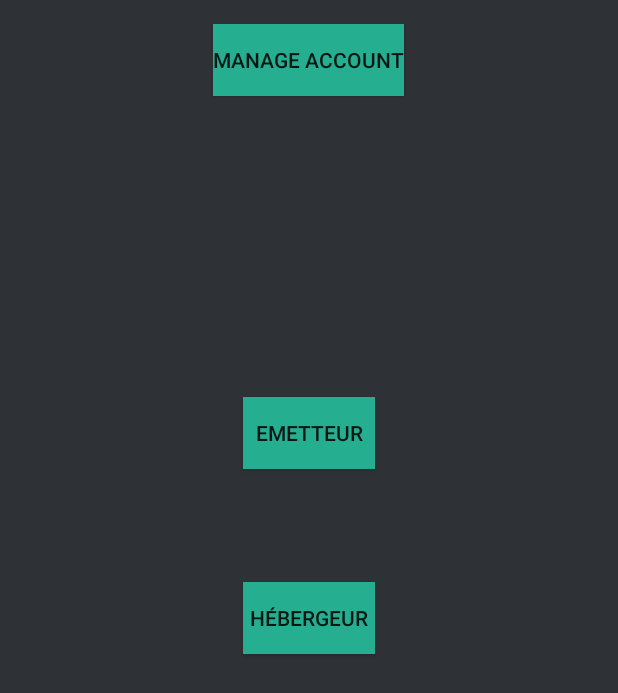
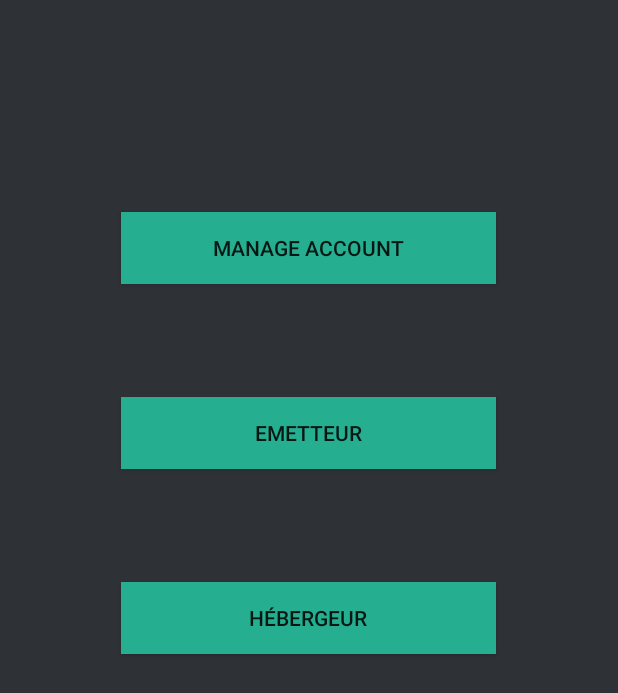
Before and after one commit to maximechareyron/ShareMusic, an Android app: the screen it shows after launch once a user with an empty profile is signed in (MainActivity), on a phone screen of 412 x 824 dp. Shown: the top 693 px of the screen. Run offline under Robolectric (Android 15) with nearby library versions, the phone set to English and light mode, and no system bars; our stand-ins replace Firebase (no records; nobody signed in at launch, a user with empty details on screens opened directly).

Commit message:
modification activity_main

```diff
--- a/app/src/main/res/layout/activity_main.xml
+++ b/app/src/main/res/layout/activity_main.xml
@@ -18,7 +18,9 @@
         android:layout_above="@+id/hebergeur"
         android:layout_centerHorizontal="true"
         android:background="@color/bg_login"
-        android:layout_marginBottom="75dp" />
+        android:layout_marginBottom="75dp"
+        android:width="250dp"
+        android:layout_centerVertical="true"/>
 
     <Button
         android:layout_width="wrap_content"
@@ -28,7 +30,9 @@
         android:background="@color/bg_login"
         android:layout_centerVertical="true"
         android:layout_alignRight="@+id/emetteur"
-        android:layout_alignEnd="@+id/emetteur" />
+        android:layout_alignEnd="@+id/emetteur"
+        android:width="250dp"
+        />
 
     <Button
         android:layout_width="wrap_content"
@@ -36,6 +40,11 @@
         android:text="Manage Account"
         android:id="@+id/manage_acc"
         android:background="@color/bg_login"
-        android:layout_centerHorizontal="true"/>
+        android:layout_centerHorizontal="true"
+        android:width="250dp"
+        android:layout_centerVertical="true"
+        android:layout_above="@+id/emetteur"
+        android:layout_marginBottom="75dp"
+        />
 
 </RelativeLayout>
```
